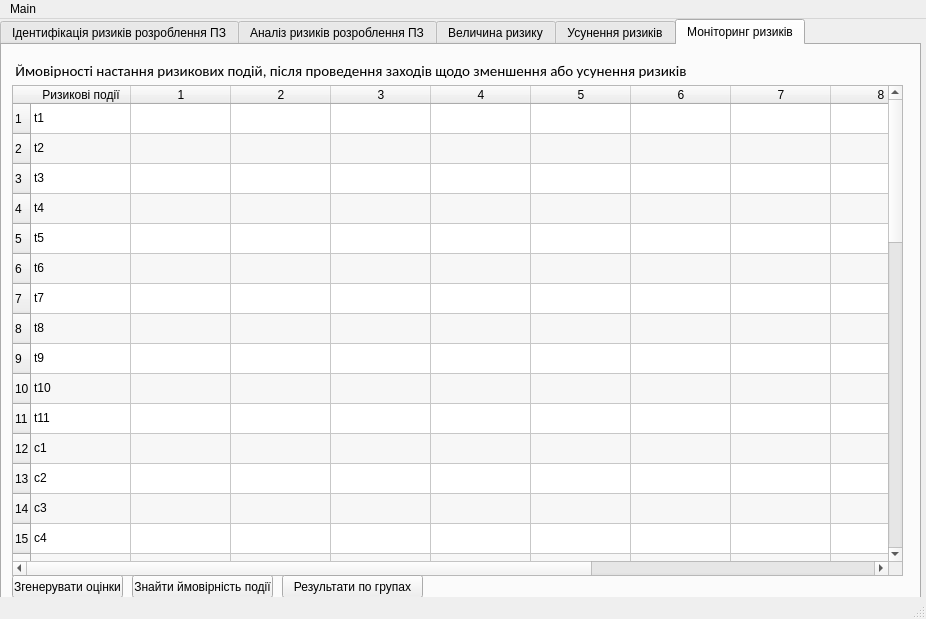
Before: the Qt Designer form main.ui in Spalletto/risk_management, drawn with Qt 5.
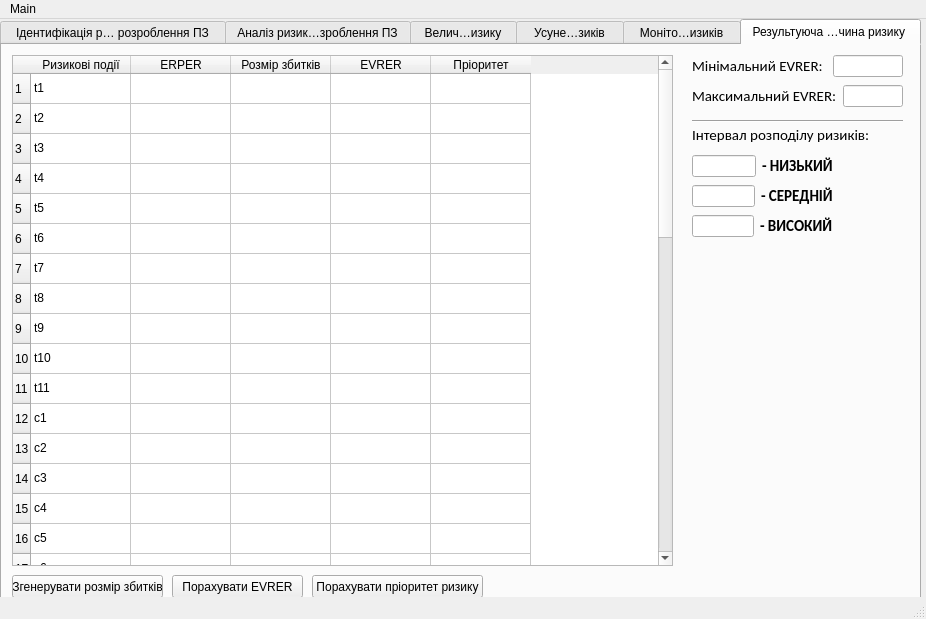
After: the same form once the commit is applied.

Commit message: added risk monitoring

The edit to the form file:
```diff
--- a/main.ui
+++ b/main.ui
@@ -30,7 +30,7 @@
      <enum>QTabWidget::Rounded</enum>
     </property>
     <property name="currentIndex">
-     <number>4</number>
+     <number>5</number>
     </property>
     <property name="iconSize">
      <size>
@@ -7743,7 +7743,7 @@
         </column>
         <column>
          <property name="text">
-          <string>ER, ймовірність настання події</string>
+          <string>ERPER, ймовірність настання події</string>
          </property>
         </column>
         <item row="0" column="0">
@@ -8158,6 +8158,767 @@
       </property>
      </widget>
     </widget>
+    <widget class="QWidget" name="tab_16">
+     <attribute name="title">
+      <string>Результуюча величина ризику </string>
+     </attribute>
+     <widget class="QTableWidget" name="risk_priority_table2">
+      <property name="geometry">
+       <rect>
+        <x>10</x>
+        <y>10</y>
+        <width>661</width>
+        <height>511</height>
+       </rect>
+      </property>
+      <row>
+       <property name="text">
+        <string>1</string>
+       </property>
+      </row>
+      <row>
+       <property name="text">
+        <string>2</string>
+       </property>
+      </row>
+      <row>
+       <property name="text">
+        <string>3</string>
+       </property>
+      </row>
+      <row>
+       <property name="text">
+        <string>4</string>
+       </property>
+      </row>
+      <row>
+       <property name="text">
+        <string>5</string>
+       </property>
+      </row>
+      <row>
+       <property name="text">
+        <string>6</string>
+       </property>
+      </row>
+      <row>
+       <property name="text">
+        <string>7</string>
+       </property>
+      </row>
+      <row>
+       <property name="text">
+        <string>8</string>
+       </property>
+      </row>
+      <row>
+       <property name="text">
+        <string>9</string>
+       </property>
+      </row>
+      <row>
+       <property name="text">
+        <string>10</string>
+       </property>
+      </row>
+      <row>
+       <property name="text">
+        <string>11</string>
+       </property>
+      </row>
+      <row>
+       <property name="text">
+        <string>12</string>
+       </property>
+      </row>
+      <row>
+       <property name="text">
+        <string>13</string>
+       </property>
+      </row>
+      <row>
+       <property name="text">
+        <string>14</string>
+       </property>
+      </row>
+      <row>
+       <property name="text">
+        <string>15</string>
+       </property>
+      </row>
+      <row>
+       <property name="text">
+        <string>16</string>
+       </property>
+      </row>
+      <row>
+       <property name="text">
+        <string>17</string>
+       </property>
+      </row>
+      <row>
+       <property name="text">
+        <string>18</string>
+       </property>
+      </row>
+      <row>
+       <property name="text">
+        <string>19</string>
+       </property>
+      </row>
+      <row>
+       <property name="text">
+        <string>20</string>
+       </property>
+      </row>
+      <row>
+       <property name="text">
+        <string>21</string>
+       </property>
+      </row>
+      <row>
+       <property name="text">
+        <string>22</string>
+       </property>
+      </row>
+      <row>
+       <property name="text">
+        <string>23</string>
+       </property>
+      </row>
+      <row>
+       <property name="text">
+        <string>24</string>
+       </property>
+      </row>
+      <row>
+       <property name="text">
+        <string>25</string>
+       </property>
+      </row>
+      <row>
+       <property name="text">
+        <string>26</string>
+       </property>
+      </row>
+      <row>
+       <property name="text">
+        <string>27</string>
+       </property>
+      </row>
+      <row>
+       <property name="text">
+        <string>28</string>
+       </property>
+      </row>
+      <row>
+       <property name="text">
+        <string>29</string>
+       </property>
+      </row>
+      <row>
+       <property name="text">
+        <string>30</string>
+       </property>
+      </row>
+      <row>
+       <property name="text">
+        <string>31</string>
+       </property>
+      </row>
+      <row>
+       <property name="text">
+        <string>32</string>
+       </property>
+      </row>
+      <row>
+       <property name="text">
+        <string>33</string>
+       </property>
+      </row>
+      <row>
+       <property name="text">
+        <string>34</string>
+       </property>
+      </row>
+      <row>
+       <property name="text">
+        <string>35</string>
+       </property>
+      </row>
+      <row>
+       <property name="text">
+        <string>36</string>
+       </property>
+      </row>
+      <row>
+       <property name="text">
+        <string>37</string>
+       </property>
+      </row>
+      <row>
+       <property name="text">
+        <string>38</string>
+       </property>
+      </row>
+      <row>
+       <property name="text">
+        <string>39</string>
+       </property>
+      </row>
+      <row>
+       <property name="text">
+        <string>40</string>
+       </property>
+      </row>
+      <row>
+       <property name="text">
+        <string>41</string>
+       </property>
+      </row>
+      <row>
+       <property name="text">
+        <string>42</string>
+       </property>
+      </row>
+      <row>
+       <property name="text">
+        <string>43</string>
+       </property>
+      </row>
+      <row>
+       <property name="text">
+        <string>44</string>
+       </property>
+      </row>
+      <row>
+       <property name="text">
+        <string>45</string>
+       </property>
+      </row>
+      <row>
+       <property name="text">
+        <string>46</string>
+       </property>
+      </row>
+      <column>
+       <property name="text">
+        <string>Ризикові події</string>
+       </property>
+      </column>
+      <column>
+       <property name="text">
+        <string>ERPER</string>
+       </property>
+      </column>
+      <column>
+       <property name="text">
+        <string>Розмір збитків</string>
+       </property>
+      </column>
+      <column>
+       <property name="text">
+        <string>EVRER</string>
+       </property>
+      </column>
+      <column>
+       <property name="text">
+        <string>Пріоритет</string>
+       </property>
+      </column>
+      <item row="0" column="0">
+       <property name="text">
+        <string>t1</string>
+       </property>
+      </item>
+      <item row="1" column="0">
+       <property name="text">
+        <string>t2</string>
+       </property>
+      </item>
+      <item row="2" column="0">
+       <property name="text">
+        <string>t3</string>
+       </property>
+      </item>
+      <item row="3" column="0">
+       <property name="text">
+        <string>t4</string>
+       </property>
+      </item>
+      <item row="4" column="0">
+       <property name="text">
+        <string>t5</string>
+       </property>
+      </item>
+      <item row="5" column="0">
+       <property name="text">
+        <string>t6</string>
+       </property>
+      </item>
+      <item row="6" column="0">
+       <property name="text">
+        <string>t7</string>
+       </property>
+      </item>
+      <item row="7" column="0">
+       <property name="text">
+        <string>t8</string>
+       </property>
+      </item>
+      <item row="8" column="0">
+       <property name="text">
+        <string>t9</string>
+       </property>
+      </item>
+      <item row="9" column="0">
+       <property name="text">
+        <string>t10</string>
+       </property>
+      </item>
+      <item row="10" column="0">
+       <property name="text">
+        <string>t11</string>
+       </property>
+      </item>
+      <item row="11" column="0">
+       <property name="text">
+        <string>c1</string>
+       </property>
+      </item>
+      <item row="12" column="0">
+       <property name="text">
+        <string>c2</string>
+       </property>
+      </item>
+      <item row="13" column="0">
+       <property name="text">
+        <string>c3</string>
+       </property>
+      </item>
+      <item row="14" column="0">
+       <property name="text">
+        <string>c4</string>
+       </property>
+      </item>
+      <item row="15" column="0">
+       <property name="text">
+        <string>c5</string>
+       </property>
+      </item>
+      <item row="16" column="0">
+       <property name="text">
+        <string>c6</string>
+       </property>
+      </item>
+      <item row="17" column="0">
+       <property name="text">
+        <string>c7</string>
+       </property>
+      </item>
+      <item row="18" column="0">
+       <property name="text">
+        <string>c8</string>
+       </property>
+      </item>
+      <item row="19" column="0">
+       <property name="text">
+        <string>p1</string>
+       </property>
+      </item>
+      <item row="20" column="0">
+       <property name="text">
+        <string>p2</string>
+       </property>
+      </item>
+      <item row="21" column="0">
+       <property name="text">
+        <string>p3</string>
+       </property>
+      </item>
+      <item row="22" column="0">
+       <property name="text">
+        <string>p4</string>
+       </property>
+      </item>
+      <item row="23" column="0">
+       <property name="text">
+        <string>p5</string>
+       </property>
+      </item>
+      <item row="24" column="0">
+       <property name="text">
+        <string>p6</string>
+       </property>
+      </item>
+      <item row="25" column="0">
+       <property name="text">
+        <string>p7</string>
+       </property>
+      </item>
+      <item row="26" column="0">
+       <property name="text">
+        <string>p8</string>
+       </property>
+      </item>
+      <item row="27" column="0">
+       <property name="text">
+        <string>p9</string>
+       </property>
+      </item>
+      <item row="28" column="0">
+       <property name="text">
+        <string>p10</string>
+       </property>
+      </item>
+      <item row="29" column="0">
+       <property name="text">
+        <string>p11</string>
+       </property>
+      </item>
+      <item row="30" column="0">
+       <property name="text">
+        <string>m1</string>
+       </property>
+      </item>
+      <item row="31" column="0">
+       <property name="text">
+        <string>m2</string>
+       </property>
+      </item>
+      <item row="32" column="0">
+       <property name="text">
+        <string>m3</string>
+       </property>
+      </item>
+      <item row="33" column="0">
+       <property name="text">
+        <string>m4</string>
+       </property>
+      </item>
+      <item row="34" column="0">
+       <property name="text">
+        <string>m5</string>
+       </property>
+      </item>
+      <item row="35" column="0">
+       <property name="text">
+        <string>m6</string>
+       </property>
+      </item>
+      <item row="36" column="0">
+       <property name="text">
+        <string>m7</string>
+       </property>
+      </item>
+      <item row="37" column="0">
+       <property name="text">
+        <string>m8</string>
+       </property>
+      </item>
+      <item row="38" column="0">
+       <property name="text">
+        <string>m9</string>
+       </property>
+      </item>
+      <item row="39" column="0">
+       <property name="text">
+        <string>m10</string>
+       </property>
+      </item>
+      <item row="40" column="0">
+       <property name="text">
+        <string>m11</string>
+       </property>
+      </item>
+      <item row="41" column="0">
+       <property name="text">
+        <string>m12</string>
+       </property>
+      </item>
+      <item row="42" column="0">
+       <property name="text">
+        <string>m13</string>
+       </property>
+      </item>
+      <item row="43" column="0">
+       <property name="text">
+        <string>m14</string>
+       </property>
+      </item>
+      <item row="44" column="0">
+       <property name="text">
+        <string>m15</string>
+       </property>
+      </item>
+      <item row="45" column="0">
+       <property name="text">
+        <string>m16</string>
+       </property>
+      </item>
+     </widget>
+     <widget class="QPushButton" name="risk_priority_button2">
+      <property name="geometry">
+       <rect>
+        <x>310</x>
+        <y>530</y>
+        <width>171</width>
+        <height>23</height>
+       </rect>
+      </property>
+      <property name="text">
+       <string>Порахувати пріоритет ризику</string>
+      </property>
+     </widget>
+     <widget class="QPushButton" name="calculate_evrer_button">
+      <property name="geometry">
+       <rect>
+        <x>170</x>
+        <y>530</y>
+        <width>131</width>
+        <height>23</height>
+       </rect>
+      </property>
+      <property name="text">
+       <string>Порахувати EVRER</string>
+      </property>
+     </widget>
+     <widget class="QPushButton" name="generate_loss_button2">
+      <property name="geometry">
+       <rect>
+        <x>10</x>
+        <y>530</y>
+        <width>151</width>
+        <height>23</height>
+       </rect>
+      </property>
+      <property name="text">
+       <string>Згенерувати розмір збитків</string>
+      </property>
+     </widget>
+     <widget class="QLabel" name="label_137">
+      <property name="geometry">
+       <rect>
+        <x>690</x>
+        <y>80</y>
+        <width>221</width>
+        <height>20</height>
+       </rect>
+      </property>
+      <property name="font">
+       <font>
+        <family>Calibri</family>
+        <pointsize>11</pointsize>
+       </font>
+      </property>
+      <property name="text">
+       <string>Інтервал розподілу ризиків:</string>
+      </property>
+     </widget>
+     <widget class="QWidget" name="layoutWidget_106">
+      <property name="geometry">
+       <rect>
+        <x>690</x>
+        <y>10</y>
+        <width>211</width>
+        <height>22</height>
+       </rect>
+      </property>
+      <layout class="QHBoxLayout" name="horizontalLayout_493">
+       <item>
+        <widget class="QLabel" name="label_138">
+         <property name="font">
+          <font>
+           <family>Calibri</family>
+           <pointsize>11</pointsize>
+          </font>
+         </property>
+         <property name="text">
+          <string>Мінімальний EVRER:</string>
+         </property>
+        </widget>
+       </item>
+       <item>
+        <widget class="QLineEdit" name="min_evrer_box">
+         <property name="maximumSize">
+          <size>
+           <width>70</width>
+           <height>16777215</height>
+          </size>
+         </property>
+        </widget>
+       </item>
+      </layout>
+     </widget>
+     <widget class="QWidget" name="layoutWidget_107">
+      <property name="geometry">
+       <rect>
+        <x>690</x>
+        <y>110</y>
+        <width>141</width>
+        <height>22</height>
+       </rect>
+      </property>
+      <layout class="QHBoxLayout" name="horizontalLayout_494">
+       <item>
+        <widget class="QLineEdit" name="low_interval_box2">
+         <property name="maximumSize">
+          <size>
+           <width>70</width>
+           <height>16777215</height>
+          </size>
+         </property>
+         <property name="text">
+          <string/>
+         </property>
+        </widget>
+       </item>
+       <item>
+        <widget class="QLabel" name="label_139">
+         <property name="font">
+          <font>
+           <family>Calibri</family>
+           <pointsize>11</pointsize>
+           <weight>75</weight>
+           <bold>true</bold>
+          </font>
+         </property>
+         <property name="text">
+          <string>- НИЗЬКИЙ</string>
+         </property>
+        </widget>
+       </item>
+      </layout>
+     </widget>
+     <widget class="QWidget" name="layoutWidget_108">
+      <property name="geometry">
+       <rect>
+        <x>690</x>
+        <y>140</y>
+        <width>141</width>
+        <height>22</height>
+       </rect>
+      </property>
+      <layout class="QHBoxLayout" name="horizontalLayout_495">
+       <item>
+        <widget class="QLineEdit" name="middle_interval_box2">
+         <property name="maximumSize">
+          <size>
+           <width>70</width>
+           <height>16777215</height>
+          </size>
+         </property>
+         <property name="text">
+          <string/>
+         </property>
+        </widget>
+       </item>
+       <item>
+        <widget class="QLabel" name="label_140">
+         <property name="font">
+          <font>
+           <family>Calibri</family>
+           <pointsize>11</pointsize>
+           <weight>75</weight>
+           <bold>true</bold>
+          </font>
+         </property>
+         <property name="text">
+          <string>- СЕРЕДНІЙ</string>
+         </property>
+        </widget>
+       </item>
+      </layout>
+     </widget>
+     <widget class="QWidget" name="layoutWidget_109">
+      <property name="geometry">
+       <rect>
+        <x>690</x>
+        <y>40</y>
+        <width>211</width>
+        <height>22</height>
+       </rect>
+      </property>
+      <layout class="QHBoxLayout" name="horizontalLayout_496">
+       <item>
+        <widget class="QLabel" name="label_141">
+         <property name="font">
+          <font>
+           <family>Calibri</family>
+           <pointsize>11</pointsize>
+          </font>
+         </property>
+         <property name="text">
+          <string>Максимальний EVRER:</string>
+         </property>
+        </widget>
+       </item>
+       <item>
+        <widget class="QLineEdit" name="max_evrer_box">
+         <property name="maximumSize">
+          <size>
+           <width>70</width>
+           <height>16777215</height>
+          </size>
+         </property>
+        </widget>
+       </item>
+      </layout>
+     </widget>
+     <widget class="Line" name="line_5">
+      <property name="geometry">
+       <rect>
+        <x>690</x>
+        <y>66</y>
+        <width>211</width>
+        <height>20</height>
+       </rect>
+      </property>
+      <property name="orientation">
+       <enum>Qt::Horizontal</enum>
+      </property>
+     </widget>
+     <widget class="QWidget" name="layoutWidget_110">
+      <property name="geometry">
+       <rect>
+        <x>690</x>
+        <y>170</y>
+        <width>141</width>
+        <height>22</height>
+       </rect>
+      </property>
+      <layout class="QHBoxLayout" name="horizontalLayout_497">
+       <item>
+        <widget class="QLineEdit" name="high_interval_box2">
+         <property name="maximumSize">
+          <size>
+           <width>70</width>
+           <height>16777215</height>
+          </size>
+         </property>
+         <property name="text">
+          <string/>
+         </property>
+        </widget>
+       </item>
+       <item>
+        <widget class="QLabel" name="label_142">
+         <property name="font">
+          <font>
+           <family>Calibri</family>
+           <pointsize>11</pointsize>
+           <weight>75</weight>
+           <bold>true</bold>
+          </font>
+         </property>
+         <property name="text">
+          <string>- ВИСОКИЙ</string>
+         </property>
+        </widget>
+       </item>
+      </layout>
+     </widget>
+    </widget>
    </widget>
   </widget>
   <widget class="QMenuBar" name="menubar">
```
Left out of the diff: 14 changed lines with no effect on the pictures. The commit also changes 1 other file.
